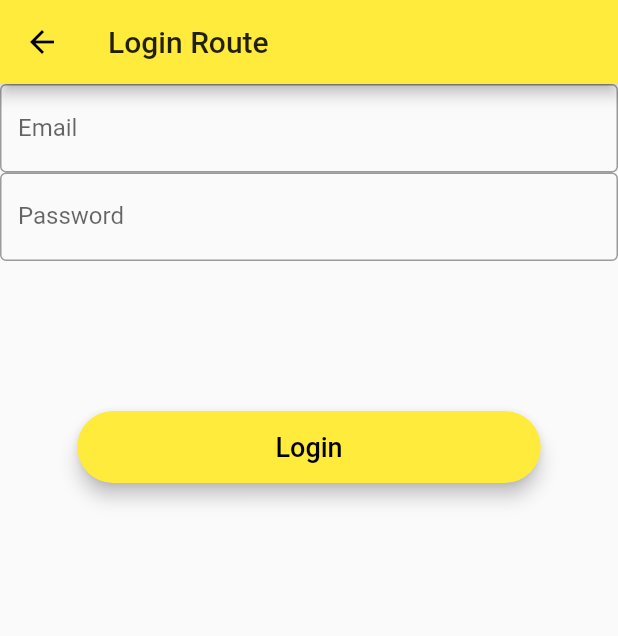
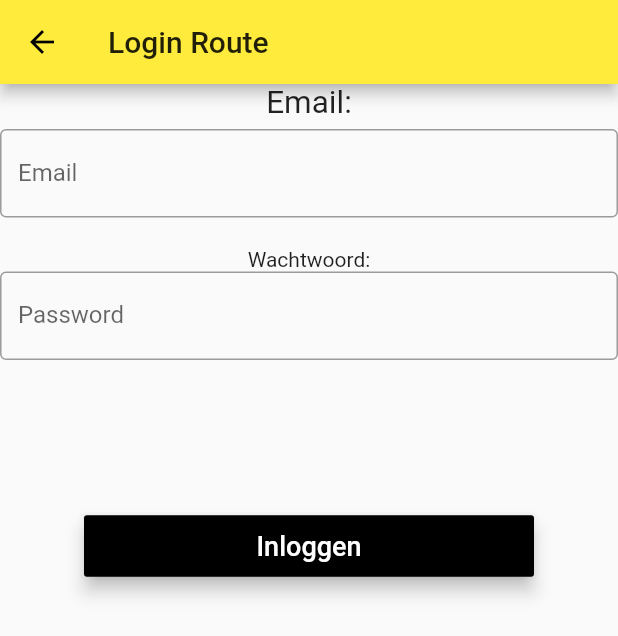
Before and after one commit to terrence229/Project-Mobile-Development, a Flutter app: the screen it shows after launch, after a tap on "Login", on a phone screen of 412 x 824 dp. Shown: the top 636 px of the screen. Run offline on Flutter 3.47's test engine with Material 2 defaults, Android fonts, the phone set to English and light mode, and no system bars; our stand-ins replace cloud_firestore, firebase_auth, flutter_secure_storage, google_maps_flutter; missing offline and left inert: dart:ffi, maps_launcher; accounts and stored records are empty.

Commit message:
Made all buttons use the same setup

```diff
--- a/lib/components/item_tile.dart
+++ b/lib/components/item_tile.dart
@@ -30,7 +30,7 @@ class _ItemTileState extends State<ItemTile> {
 
     return ListTile(
       title: Text(
-        '$name, prijs: €$price, hoeveel: $quantity',
+        '$name',
       ),
       subtitle: Row(
         children: <Widget>[
--- a/lib/screens/landing_route.dart
+++ b/lib/screens/landing_route.dart
@@ -35,7 +35,7 @@ class LandingRoute extends StatelessWidget {
             ),
             Expanded(
               child: Container(
-                margin: EdgeInsets.only(bottom: 1.0),
+                margin: EdgeInsets.only(bottom: 30.0),
                 child: Align(
                   alignment: Alignment.bottomCenter,
                   child: MaterialButton(
@@ -46,7 +46,7 @@ class LandingRoute extends StatelessWidget {
                       Navigator.pushNamed(context, '/restaurantlist');
                     },
                     child: Padding(
-                      padding: const EdgeInsets.symmetric(vertical: 10.0),
+                      padding: const EdgeInsets.symmetric(vertical: 20.0),
                       child: Text(
                         'Quick Order',
                         style: TextStyle(color: Colors.white, fontSize: 18.0),
@@ -59,7 +59,7 @@ class LandingRoute extends StatelessWidget {
             Expanded(
               flex: 0,
               child: Container(
-                margin: EdgeInsets.only(bottom: 5.0),
+                margin: EdgeInsets.only(bottom: 30.0),
                 child: Align(
                   alignment: Alignment.bottomCenter,
                   child: MaterialButton(
@@ -70,7 +70,7 @@ class LandingRoute extends StatelessWidget {
                       Navigator.pushNamed(context, '/login');
                     },
                     child: Padding(
-                      padding: const EdgeInsets.symmetric(vertical: 10.0),
+                      padding: const EdgeInsets.symmetric(vertical: 20.0),
                       child: Text('Login',
                           style:
                               TextStyle(color: Colors.white, fontSize: 18.0)),
@@ -93,7 +93,7 @@ class LandingRoute extends StatelessWidget {
                       Navigator.pushNamed(context, '/register');
                     },
                     child: Padding(
-                      padding: const EdgeInsets.symmetric(vertical: 10.0),
+                      padding: const EdgeInsets.symmetric(vertical: 20.0),
                       child: Text(
                         'Register',
                         style: TextStyle(color: Colors.white, fontSize: 18.0),
--- a/lib/screens/shopping/menu_list_route.dart
+++ b/lib/screens/shopping/menu_list_route.dart
@@ -44,7 +44,7 @@ class ShowMenuRoute extends StatelessWidget {
                 double value = completeMenu.values.elementAt(index).toDouble();
 
                 return Card(
-                  color: Colors.white,
+                  color: Colors.yellowAccent,
                   child: Column(
                     children: [
                       ListTile(
@@ -76,7 +76,7 @@ class ShowMenuRoute extends StatelessWidget {
                           height: 100,
                           decoration: BoxDecoration(
                             shape: BoxShape.circle,
-                            color: Colors.yellow,
+                            color: Colors.white,
                           ),
                           child: Column(
                             children: <Widget>[
--- a/lib/screens/shopping/restaurant_list_route.dart
+++ b/lib/screens/shopping/restaurant_list_route.dart
@@ -105,8 +105,9 @@ class RestaurantCard extends StatelessWidget {
 
     return Center(
       child: Container(
+        height: 80,
         child: Card(
-          color: Colors.white,
+          color: Colors.yellowAccent,
           child: Column(
             children: [
               ListTile(
@@ -155,7 +156,7 @@ class RestaurantCard extends StatelessWidget {
                   height: 100,
                   decoration: BoxDecoration(
                     shape: BoxShape.circle,
-                    color: Colors.yellow,
+                    color: Colors.white,
                   ),
                   child: Column(
                     children: <Widget>[
--- a/lib/screens/start/login_route.dart
+++ b/lib/screens/start/login_route.dart
@@ -25,6 +25,10 @@ class _LoginRouteState extends State<LoginRoute> {
       body: Center(
         child: Column(
           children: <Widget>[
+            SizedBox(
+              height: 30,
+              child: Text('Email:', textScaleFactor: 1.5),
+            ),
             TextField(
               decoration: InputDecoration(
                 border: OutlineInputBorder(),
@@ -34,6 +38,8 @@ class _LoginRouteState extends State<LoginRoute> {
                 emailText = email;
               },
             ),
+            SizedBox(height: 20,),
+            Text('Wachtwoord:', textAlign: TextAlign.left,),
             TextField(
               obscureText: true,
               decoration: InputDecoration(
@@ -44,17 +50,18 @@ class _LoginRouteState extends State<LoginRoute> {
                 passwordText = password;
               },
             ),
-            SizedBox(height: 100), // Spacer between input and button
-            NavigatorButton(
-              buttonTitle: "Login",
+            SizedBox(height: 100),
+            MaterialButton(
+              minWidth: 300,
+              color: Colors.black,
+              elevation: 5,
               onPressed: () async {
                 try {
                   final loginUser = await _auth.signInWithEmailAndPassword(
                       email: emailText, password: passwordText);
-
                   // Print email if user is logged in
                   if (loginUser != null) {
-                     Navigator.pushNamed(context, "/restaurantlist");
+                    Navigator.pushNamed(context, "/restaurantlist");
                     if (loginUser.user.email == "admin@admin.nl") {
                       Navigator.pushNamed(context, "/admin");
                     }
@@ -63,7 +70,14 @@ class _LoginRouteState extends State<LoginRoute> {
                   print(e);
                 }
               },
-            ),
+              child: Padding(
+                padding: const EdgeInsets.symmetric(vertical: 10.0),
+                child: Text(
+                  'Inloggen',
+                  style: TextStyle(color: Colors.white, fontSize: 18.0),
+                ),
+              ),
+            ),// Spacer between input and button
           ],
         ),
       ),
```
Also changed, not shown: lib/screens/start/register_route.dart (+12 -2 lines).
